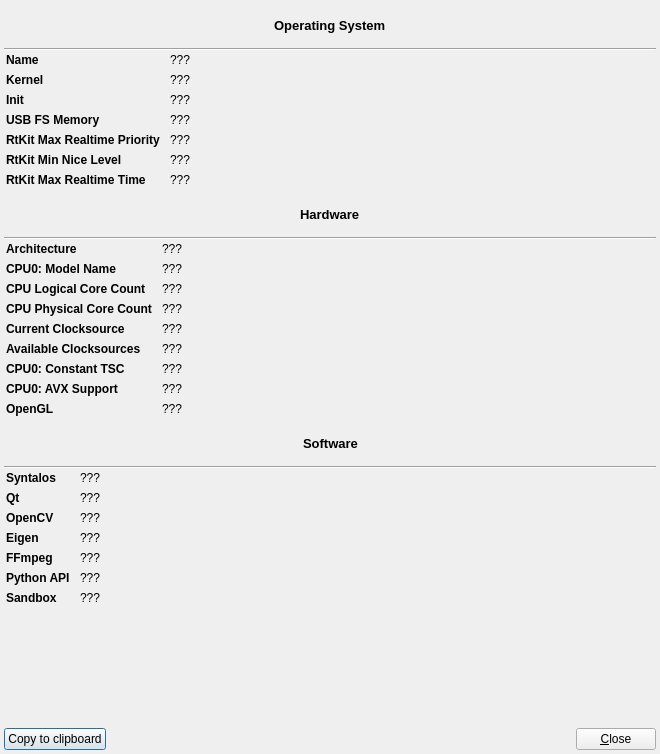
Qt form src/sysinfodialog.ui (syntalos/syntalos) before a commit.
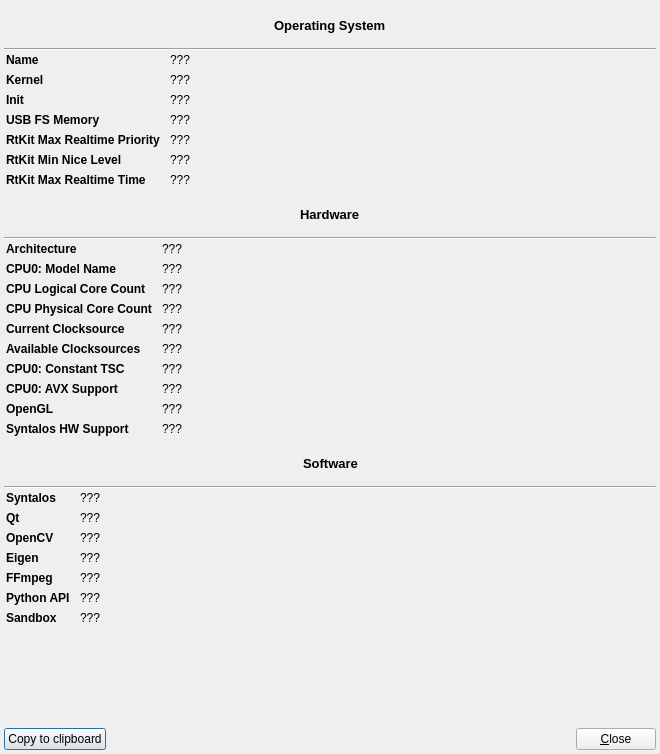
The same form after that commit. Icons and pictures are not drawn.

Commit message: Include hardware support package install state in sysinfo dialog

Diff of the .ui file:
```diff
--- a/src/sysinfodialog.ui
+++ b/src/sysinfodialog.ui
@@ -600,6 +600,25 @@
           </property>
          </widget>
         </item>
+        <item row="10" column="0">
+         <widget class="QLabel" name="syHWSupportLabel">
+          <property name="font">
+           <font>
+            <bold>true</bold>
+           </font>
+          </property>
+          <property name="text">
+           <string>Syntalos HW Support</string>
+          </property>
+         </widget>
+        </item>
+        <item row="10" column="1">
+         <widget class="QLabel" name="valSyHWSupport">
+          <property name="text">
+           <string>???</string>
+          </property>
+         </widget>
+        </item>
        </layout>
       </item>
      </layout>
@@ -663,7 +682,6 @@
            <property name="font">
             <font>
              <pointsize>10</pointsize>
-             <weight>75</weight>
              <bold>true</bold>
             </font>
            </property>
@@ -725,11 +743,29 @@
         <property name="rightMargin">
          <number>2</number>
         </property>
+        <item row="0" column="0">
+         <widget class="QLabel" name="syntalosLabel">
+          <property name="font">
+           <font>
+            <bold>true</bold>
+           </font>
+          </property>
+          <property name="text">
+           <string>Syntalos</string>
+          </property>
+         </widget>
+        </item>
+        <item row="0" column="1">
+         <widget class="QLabel" name="valSyntalos">
+          <property name="text">
+           <string>???</string>
+          </property>
+         </widget>
+        </item>
         <item row="1" column="0">
          <widget class="QLabel" name="qtLabel">
           <property name="font">
            <font>
-            <weight>75</weight>
             <bold>true</bold>
            </font>
           </property>
@@ -749,7 +785,6 @@
          <widget class="QLabel" name="openCVLabel">
           <property name="font">
            <font>
-            <weight>75</weight>
             <bold>true</bold>
            </font>
           </property>
@@ -769,7 +804,6 @@
          <widget class="QLabel" name="eigenLabel">
           <property name="font">
            <font>
-            <weight>75</weight>
             <bold>true</bold>
            </font>
           </property>
@@ -789,7 +823,6 @@
          <widget class="QLabel" name="ffmpegLabel">
           <property name="font">
            <font>
-            <weight>75</weight>
             <bold>true</bold>
            </font>
           </property>
@@ -805,31 +838,10 @@
           </property>
          </widget>
         </item>
-        <item row="0" column="0">
-         <widget class="QLabel" name="syntalosLabel">
-          <property name="font">
-           <font>
-            <weight>75</weight>
-            <bold>true</bold>
-           </font>
-          </property>
-          <property name="text">
-           <string>Syntalos</string>
-          </property>
-         </widget>
-        </item>
-        <item row="0" column="1">
-         <widget class="QLabel" name="valSyntalos">
-          <property name="text">
-           <string>???</string>
-          </property>
-         </widget>
-        </item>
         <item row="5" column="0">
          <widget class="QLabel" name="pythonAPILabel">
           <property name="font">
            <font>
-            <weight>75</weight>
             <bold>true</bold>
            </font>
           </property>
@@ -852,7 +864,6 @@
          <widget class="QLabel" name="sandboxLabel">
           <property name="font">
            <font>
-            <weight>75</weight>
             <bold>true</bold>
            </font>
           </property>
```
Left out of the diff: 25 changed lines with no effect on the pictures. The commit also changes 3 other files.
